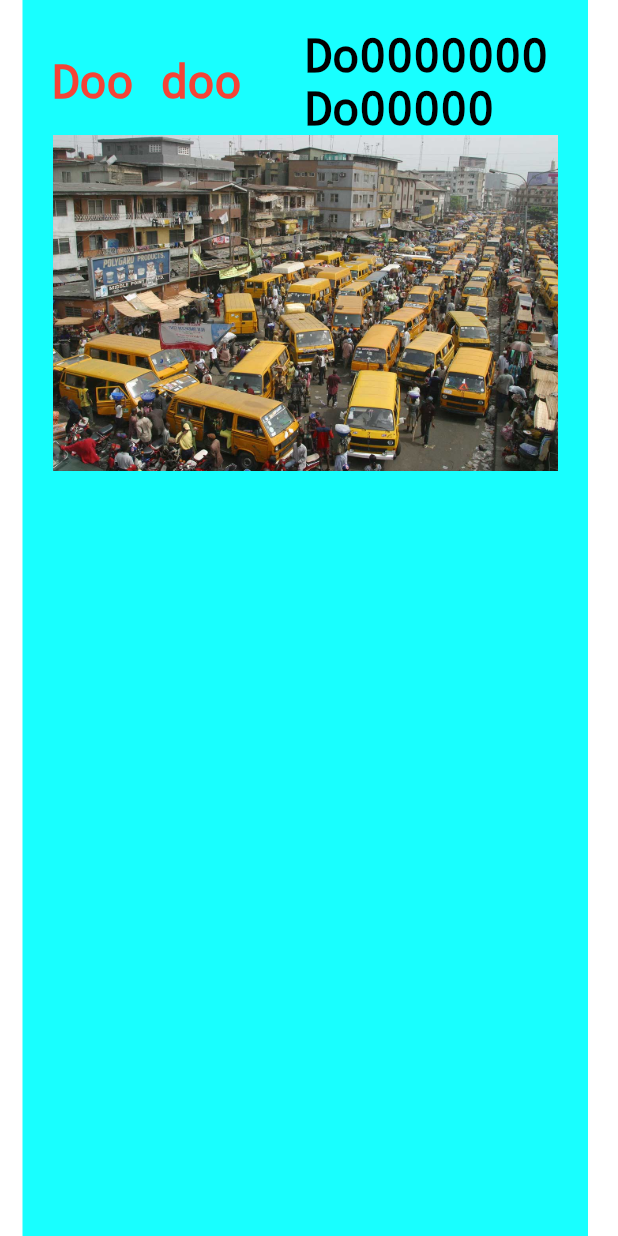
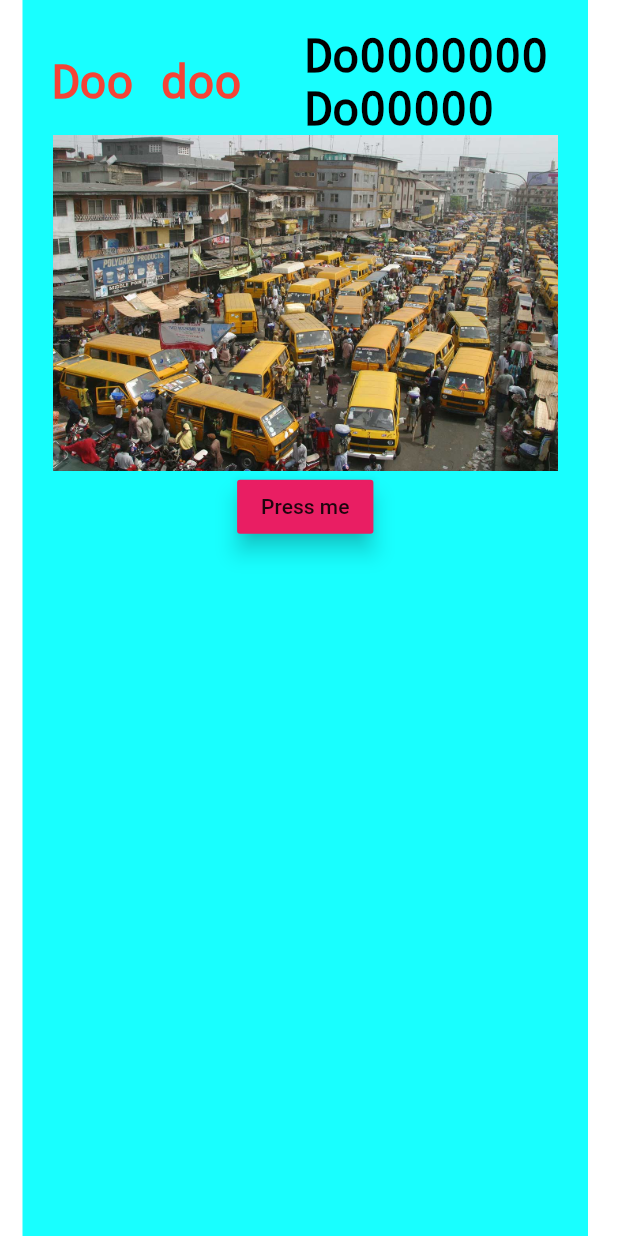
Before and after one commit to tookeowo/Dartappdevelopment, a Flutter app: the screen it shows after launch, on a phone screen of 412 x 824 dp. Run offline on Flutter 3.47's test engine with Material 2 defaults, Android fonts, the phone set to English and light mode, and no system bars.

Commit message:
button added

```diff
--- a/fourth_app/lib/Home.dart
+++ b/fourth_app/lib/Home.dart
@@ -12,10 +12,10 @@ class Home extends StatelessWidget {
                 margin: EdgeInsets.only(left: 15.0, right: 20.0),
                 //height: 200.0,
                 color: Colors.cyanAccent,
-                child: Column(
-                  children: <Widget>[
-                    Row(children:<Widget>[
-                    Expanded(child: Text(
+                child: Column(children: <Widget>[
+                  Row(children: <Widget>[
+                    Expanded(
+                        child: Text(
                       "Doo doo",
                       textDirection: TextDirection.ltr,
                       style: TextStyle(
@@ -23,7 +23,8 @@ class Home extends StatelessWidget {
                           fontSize: 30.0,
                           color: Colors.red),
                     )),
-                    Expanded(child: Text(
+                    Expanded(
+                      child: Text(
                         "Do0000000 Do00000",
                         textDirection: TextDirection.ltr,
                         style: TextStyle(
@@ -32,27 +33,47 @@ class Home extends StatelessWidget {
                             color: Colors.black),
                       ),
                     ),
+                  ]),
+                  FlightImageAssert(),
+                  FlightBookingbutton()
+                ])));
+  }
+}
 
-
-                    ]
-                    ),
-                    Row(children:<Widget>[
-                    Expanded(child: FlightImageAssert())]
-
-                )
-                ]
-                )
-                )
+class FlightImageAssert extends StatelessWidget {
+  @override
+  Widget build(BuildContext context) {
+    AssetImage assetImage = AssetImage('images/lagos.jpeg');
+    Image image = Image(image: assetImage);
+    return Container(
+      child: image,
     );
   }
 }
 
-class FlightImageAssert extends StatelessWidget{
+class FlightBookingbutton extends StatelessWidget {
   @override
   Widget build(BuildContext context) {
-    AssetImage assetImage = AssetImage('images/lagos.jpeg');
-    Image image = Image(image: assetImage);
-    return Container(child: image,);
+    return Container(
+        child: RaisedButton(
+      color: Colors.pink,
+      elevation: 6.0,
+      child: Text("Press me"),
+      onPressed: () {
+        bookFlight(context);
+      },
+    ));
+  }
 }
 
+void bookFlight(BuildContext context) {
+  var alertDialog = AlertDialog(
+    title: Text("button pushed"),
+    content: Text("You just pressed me"),
+  );
+  showDialog(
+      context: context,
+      builder: (BuildContext context) {
+        return alertDialog;
+      });
 }
```
Lines whose indentation alone changed are shown as unchanged.
